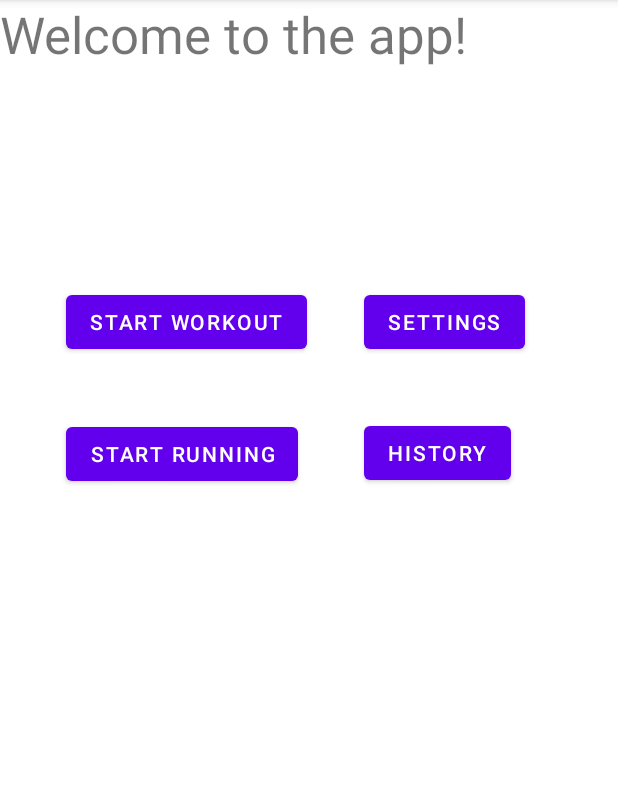
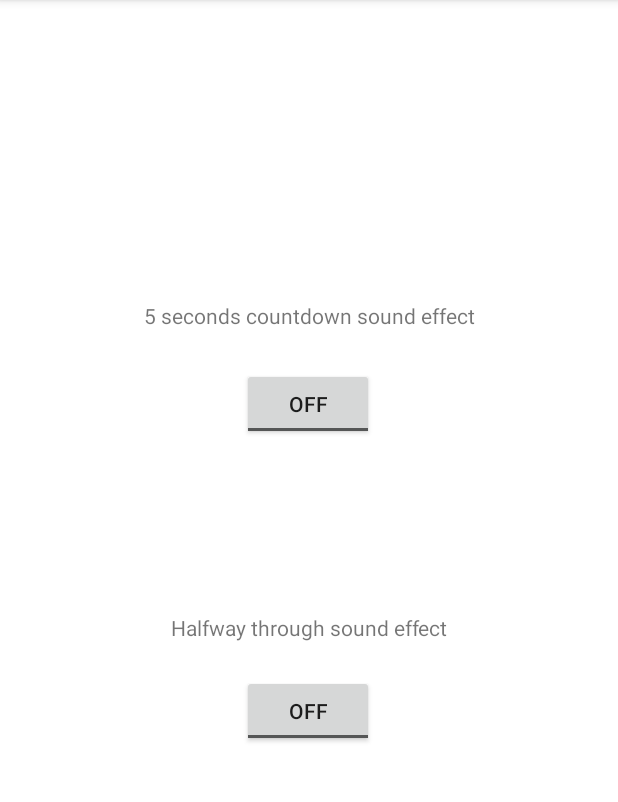
Before and after one commit to toanvang/exercisetimer, an Android app: the screen it shows after launch (MainActivity before the commit, SettingActivity after it), after a tap on "SETTINGS", on a phone screen of 412 x 824 dp, the part 84-886 px from its top. Run offline under Robolectric (Android 15) with nearby library versions, the light colour scheme and no system bars.

Commit message:
sound for halfway and countdown

```diff
--- a/app/src/main/AndroidManifest.xml
+++ b/app/src/main/AndroidManifest.xml
@@ -20,6 +20,7 @@
         </activity>
         <activity android:name=".workoutActivity" />
         <activity android:name=".runTimer"/>
+        <activity android:name=".SettingActivity"/>
 
     </application>
 
--- a/app/src/main/java/com/mobile/exercisetimer/MainActivity.java
+++ b/app/src/main/java/com/mobile/exercisetimer/MainActivity.java
@@ -18,6 +18,9 @@ public class MainActivity extends AppCompatActivity {
             case R.id.startworkout:
                 startActivity(new Intent(this, workoutActivity.class));
                 break;
+            case R.id.setting:
+                startActivity(new Intent(this, SettingActivity.class));
+                break;
         }
     }
 }
--- /dev/null
+++ b/app/src/main/java/com/mobile/exercisetimer/Setting.java
@@ -0,0 +1,31 @@
+package com.mobile.exercisetimer;
+
+public class Setting {
+    private boolean enableCountdownSound = false;
+    private boolean enableHalfwaySound = false;
+
+    private static Setting setting = new Setting();
+
+    private Setting() {
+    }
+
+    public void setEnableCountdownSound(boolean enabled) {
+        enableCountdownSound = enabled;
+    }
+
+    public void setEnableHalfwaySound(boolean enabled) {
+        enableHalfwaySound = enabled;
+    }
+
+    public boolean isCountdownSoundEnabled() {
+        return enableCountdownSound;
+    }
+
+    public boolean isHalfwaySoundEnabled() {
+        return enableHalfwaySound;
+    }
+
+    public static Setting getInstance() {
+        return setting;
+    }
+}
--- /dev/null
+++ b/app/src/main/java/com/mobile/exercisetimer/SettingActivity.java
@@ -0,0 +1,23 @@
+package com.mobile.exercisetimer;
+
+import android.os.Bundle;
+import android.widget.ToggleButton;
+
+import androidx.appcompat.app.AppCompatActivity;
+
+public class SettingActivity extends AppCompatActivity {
+    ToggleButton countdownBtn;
+    ToggleButton halfwayBtn;
+
+    @Override
+    protected void onCreate(Bundle savedInstanceState) {
+        super.onCreate(savedInstanceState);
+        setContentView(R.layout.activity_setting);
+        countdownBtn = findViewById(R.id.countdown5_btn);
+        countdownBtn.setChecked(Setting.getInstance().isCountdownSoundEnabled());
+        countdownBtn.setOnCheckedChangeListener((compoundButton, checked) -> Setting.getInstance().setEnableCountdownSound(checked));
+        halfwayBtn = findViewById(R.id.halfway_btn);
+        halfwayBtn.setChecked(Setting.getInstance().isHalfwaySoundEnabled());
+        halfwayBtn.setOnCheckedChangeListener((compoundButton, checked) -> Setting.getInstance().setEnableHalfwaySound(checked));
+    }
+}
--- a/app/src/main/java/com/mobile/exercisetimer/runTimer.java
+++ b/app/src/main/java/com/mobile/exercisetimer/runTimer.java
@@ -23,6 +23,8 @@ public class runTimer extends AppCompatActivity {
     private long lngrest;
     private long lngbreak;
     private long lng;
+    private boolean halfwayDone;
+    private boolean countdownStarted;
     private int ET;
     private int RT;
     private int BT;
@@ -41,6 +43,9 @@ public class runTimer extends AppCompatActivity {
         countdownButton = findViewById(R.id.countdown_button);
         homeButton = findViewById(R.id.home_button);
         exerciseStatus = findViewById(R.id.exercise_status);
+        halfwayDone = false;
+        countdownStarted = false;
+
 
         Intent data = getIntent();
         totalET = data.getStringExtra("totalET");
@@ -86,25 +91,16 @@ public class runTimer extends AppCompatActivity {
         }
     }
     public void startTimer(){
+
         countDownTimer = new CountDownTimer(timeLeftInMillisecounds, 1000) {
-            private final long totalTimeInMilliseconds = timeLeftInMillisecounds;
-            private boolean halfwayDone = false;
-            private boolean countdownStarted = false;
 
             @Override
             // l contains remaining time for countDownTimer
             // everytime pass in, update timeLeftInMillisecounds to timeLeft of this timer
             public void onTick(long l) {
                 timeLeftInMillisecounds = l;
+
                 updateTimer();
-//                if (timeLeftInMillisecounds <= 5000 && !countdownStarted && Setting.getInstance().isCountdownSoundEnabled()) {
-//                    countdownSoundPlayer.start();
-//                    countdownStarted = true;
-//                }
-//                if (timeLeftInMillisecounds <= totalTimeInMilliseconds / 2 && !halfwayDone && Setting.getInstance().isHalfwaySoundEnabled()) {
-//                    halfwaySoundPlayer.start();
-//                    halfwayDone = true;
-//                }
             }
 
             @Override
@@ -132,7 +128,40 @@ public class runTimer extends AppCompatActivity {
 
         countdownText.setText(timeLeftText);
 
+        final long totalTimeInMilliseconds = timeLeftInMillisecounds;
+
+
+        if (timeLeftInMillisecounds <= 6000 && !countdownStarted && Setting.getInstance().isCountdownSoundEnabled()) {
+            countdownSoundPlayer.start();
+            countdownStarted = true;
+        }
+
+        if (exerciseStatus.getText().equals("Exercise")) {
+            if (timeLeftInMillisecounds <= (lng * 1000 /2) +1000 && !halfwayDone && Setting.getInstance().isHalfwaySoundEnabled()) {
+                halfwayDone = true;
+                halfwaySoundPlayer.start();
+            }
+        }
+        else if (exerciseStatus.getText().equals("Rest")) {
+            if (timeLeftInMillisecounds <= (lngrest * 1000/2) +1000&& !halfwayDone && Setting.getInstance().isHalfwaySoundEnabled()) {
+                halfwayDone = true;
+                halfwaySoundPlayer.start();
+            }
+        }
+        if (exerciseStatus.getText().equals("Break")) {
+            if (timeLeftInMillisecounds <= (lngbreak * 1000/ 2)  +1000 && !halfwayDone && Setting.getInstance().isHalfwaySoundEnabled()) {
+                halfwayDone = true;
+                halfwaySoundPlayer.start();
+
+            }
+        }
+
+
+
+
         if(timeLeftInMillisecounds < 1000) {
+            halfwayDone = false;
+            countdownStarted = false;
             if (exerciseStatus.getText().equals("Exercise")) {
                 if (round > 1 ) {
                     round = round - 1;
--- /dev/null
+++ b/app/src/main/res/layout/activity_setting.xml
@@ -0,0 +1,54 @@
+<?xml version="1.0" encoding="utf-8"?>
+<androidx.constraintlayout.widget.ConstraintLayout xmlns:android="http://schemas.android.com/apk/res/android"
+    xmlns:app="http://schemas.android.com/apk/res-auto"
+    xmlns:tools="http://schemas.android.com/tools"
+    android:layout_width="match_parent"
+    android:layout_height="match_parent"
+    tools:context="com.mobile.exercisetimer.SettingActivity">
+
+    <TextView
+        android:id="@+id/textView2"
+        android:layout_width="wrap_content"
+        android:layout_height="wrap_content"
+        android:text="Halfway through sound effect"
+        app:layout_constraintBottom_toBottomOf="parent"
+        app:layout_constraintEnd_toEndOf="parent"
+        app:layout_constraintStart_toStartOf="parent"
+        app:layout_constraintTop_toTopOf="parent"
+        app:layout_constraintVertical_bias="0.546" />
+
+    <ToggleButton
+        android:id="@+id/countdown5_btn"
+        android:layout_width="wrap_content"
+        android:layout_height="wrap_content"
+        android:text="ToggleButton"
+        app:layout_constraintBottom_toBottomOf="parent"
+        app:layout_constraintEnd_toEndOf="parent"
+        app:layout_constraintHorizontal_bias="0.498"
+        app:layout_constraintStart_toStartOf="parent"
+        app:layout_constraintTop_toTopOf="parent"
+        app:layout_constraintVertical_bias="0.341" />
+
+    <ToggleButton
+        android:id="@+id/halfway_btn"
+        android:layout_width="wrap_content"
+        android:layout_height="wrap_content"
+        android:text="ToggleButton"
+        app:layout_constraintBottom_toBottomOf="parent"
+        app:layout_constraintEnd_toEndOf="parent"
+        app:layout_constraintHorizontal_bias="0.498"
+        app:layout_constraintStart_toStartOf="parent"
+        app:layout_constraintTop_toTopOf="parent"
+        app:layout_constraintVertical_bias="0.625" />
+
+    <TextView
+        android:id="@+id/textView"
+        android:layout_width="wrap_content"
+        android:layout_height="wrap_content"
+        android:text="5 seconds countdown sound effect"
+        app:layout_constraintBottom_toBottomOf="parent"
+        app:layout_constraintEnd_toEndOf="parent"
+        app:layout_constraintStart_toStartOf="parent"
+        app:layout_constraintTop_toTopOf="parent"
+        app:layout_constraintVertical_bias="0.268" />
+</androidx.constraintlayout.widget.ConstraintLayout>
```
